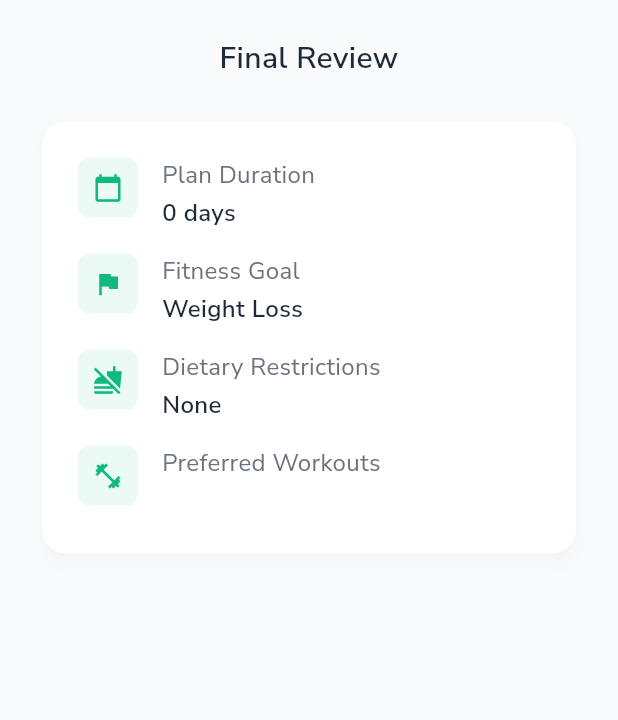
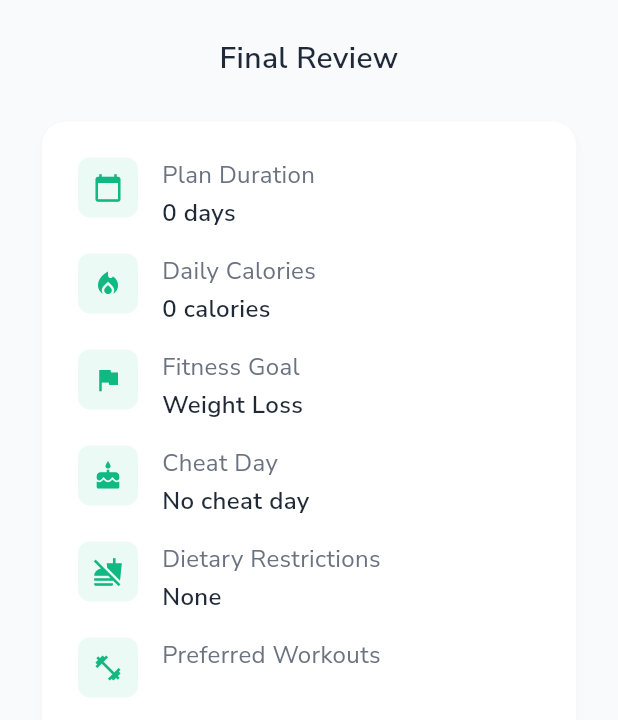
Before and after one commit to mahmoudal99/moctarnutrition, a Flutter app: the FinalReviewStep widget shown alone on an empty page, opened directly with empty values, on a phone screen of 412 x 824 dp. Shown: the top 720 px of the screen. Run offline on Flutter 3.47's test engine with Material 3 defaults, Android fonts, the phone set to English and light mode, and no system bars; our stand-ins replace cached_network_image, cloud_firestore, firebase_auth, firebase_core, firebase_storage, fl_chart and 12 more; missing offline and left inert: flutter_floating_bottom_bar; accounts and stored records are empty; project files that could hold a hidden picture were left out.

Commit message:
Improve admin meal flow step

```diff
--- a/lib/features/admin/presentation/screens/admin_meal_plan_setup_screen.dart
+++ b/lib/features/admin/presentation/screens/admin_meal_plan_setup_screen.dart
@@ -427,6 +427,8 @@ class _AdminMealPlanSetupScreenState extends State<AdminMealPlanSetupScreen> {
           userPreferences: prefs,
           selectedDays: _selectedDays,
           userName: widget.user.name,
+          cheatDay: _cheatDay,
+          targetCalories: _targetCalories,
         );
       default:
         return const SizedBox.shrink();
--- a/lib/features/meal_prep/presentation/widgets/admin_meal_setup_flow.dart
+++ b/lib/features/meal_prep/presentation/widgets/admin_meal_setup_flow.dart
@@ -319,6 +319,8 @@ class _AdminMealSetupFlowState extends State<AdminMealSetupFlow> {
           userPreferences: _userPreferences,
           selectedDays: _selectedDays,
           userName: widget.userName,
+          cheatDay: _cheatDay,
+          targetCalories: _targetCalories,
         );
       default:
         return const SizedBox.shrink();
--- a/lib/features/meal_prep/presentation/widgets/setup_steps/final_review_step.dart
+++ b/lib/features/meal_prep/presentation/widgets/setup_steps/final_review_step.dart
@@ -7,12 +7,16 @@ class FinalReviewStep extends StatelessWidget {
   final UserPreferences userPreferences;
   final int selectedDays;
   final String? userName;
+  final String? cheatDay;
+  final int targetCalories;
 
   const FinalReviewStep({
     super.key,
     required this.userPreferences,
     required this.selectedDays,
     this.userName,
+    this.cheatDay,
+    required this.targetCalories,
   });
 
   String _fitnessGoalName(FitnessGoal goal) {
@@ -42,6 +46,8 @@ class FinalReviewStep extends StatelessWidget {
         return Icons.no_food;
       case 'workout':
         return Icons.fitness_center;
+      case 'cheat':
+        return Icons.cake;
       default:
         return Icons.info_outline;
     }
@@ -82,9 +88,21 @@ class FinalReviewStep extends StatelessWidget {
                     ),
                     const SizedBox(height: 16),
                     _reviewRow(
+                      icon: _iconFor('calories'),
+                      label: 'Daily Calories',
+                      value: '$targetCalories calories',
+                    ),
+                    const SizedBox(height: 16),
+                    _reviewRow(
                       icon: _iconFor('goal'),
                       label: 'Fitness Goal',
                       value: _fitnessGoalName(userPreferences.fitnessGoal),
+                    ),
+                    const SizedBox(height: 16),
+                    _reviewRow(
+                      icon: _iconFor('cheat'),
+                      label: 'Cheat Day',
+                      value: cheatDay ?? 'No cheat day',
                     ),
                     const SizedBox(height: 16),
                     _reviewRow(
```
